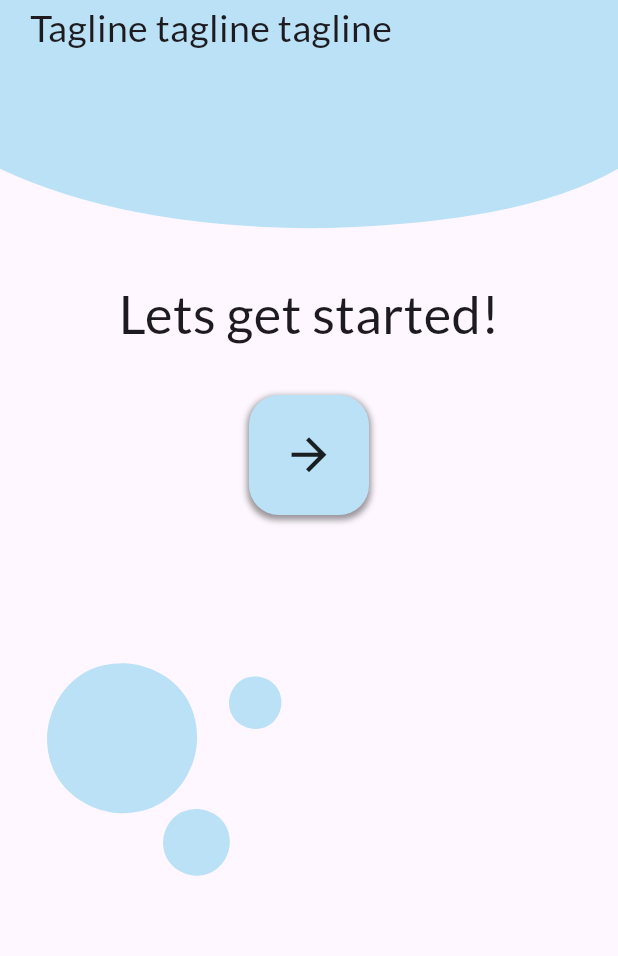
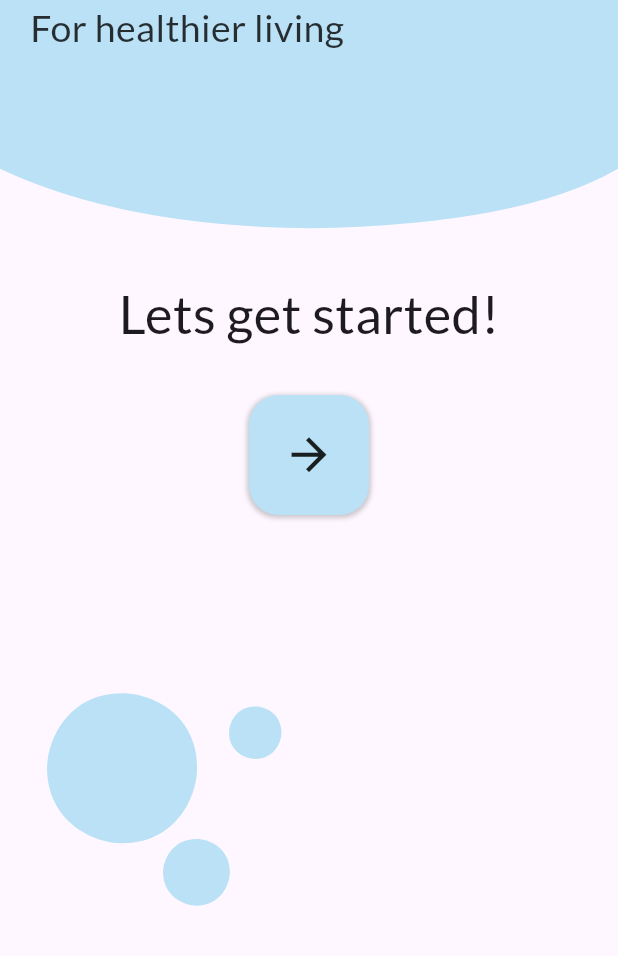
Before and after one commit to pojesh/NutriScanApp, a Flutter app: the screen it shows after launch, on a phone screen of 412 x 824 dp, the part 280-1236 px from its top. Run offline on Flutter 3.47's test engine with Material 3 defaults, Android fonts, the phone set to English and light mode, and no system bars; our stand-ins replace fluttertoast, google_fonts; missing offline and left inert: haptic_feedback.

Commit message:
updated readme,login

```diff
--- a/lib/screens/login.dart
+++ b/lib/screens/login.dart
@@ -44,9 +44,10 @@ class loginState extends State<LoginClass> {
                       Padding(
                         padding: const EdgeInsets.only(left: 20),
                         child: Text(
-                            'Tagline tagline tagline',
+                            'For healthier living',
                             style: GoogleFonts.lato(
                               fontSize:25,
+                              color: Colors.black.withOpacity(0.8),
                           ),
                         ),
                       ),
@@ -75,10 +76,10 @@ class loginState extends State<LoginClass> {
                   color: MyColors.loginAccent,
                     boxShadow: [
                       BoxShadow(
-                        color: Colors.black.withOpacity(0.4),
+                        color: Colors.black.withOpacity(0.2),
                         spreadRadius: 1,
-                        blurRadius: 3,
-                        offset: Offset(0, 2), // changes position of shadow
+                        blurRadius: 2,
+                        offset: Offset(0, 1), // changes position of shadow
                       ),
                     ],
                 ),
@@ -101,7 +102,7 @@ class loginState extends State<LoginClass> {
             ),
           ),
           Padding(
-            padding: const EdgeInsets.only(left: 20,top: 80),
+            padding: const EdgeInsets.only(left: 20,top: 100),
             child: Align(
               alignment: Alignment.centerLeft,
               child: SizedBox(
```
Also changed, not shown: 1 other file.
